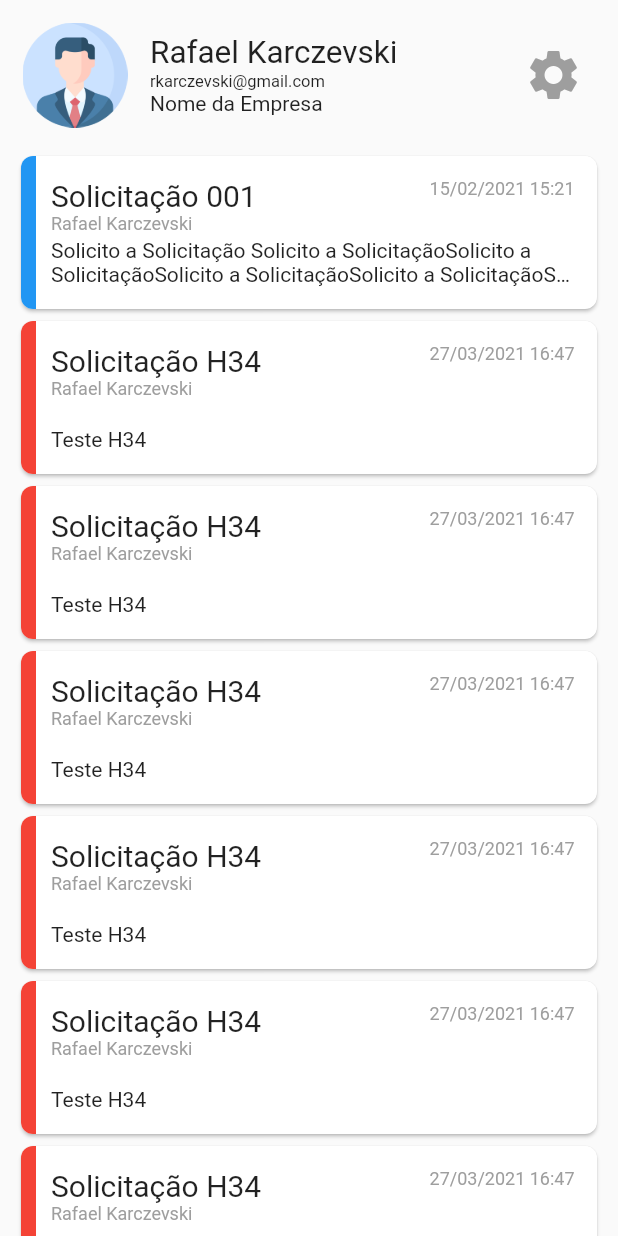
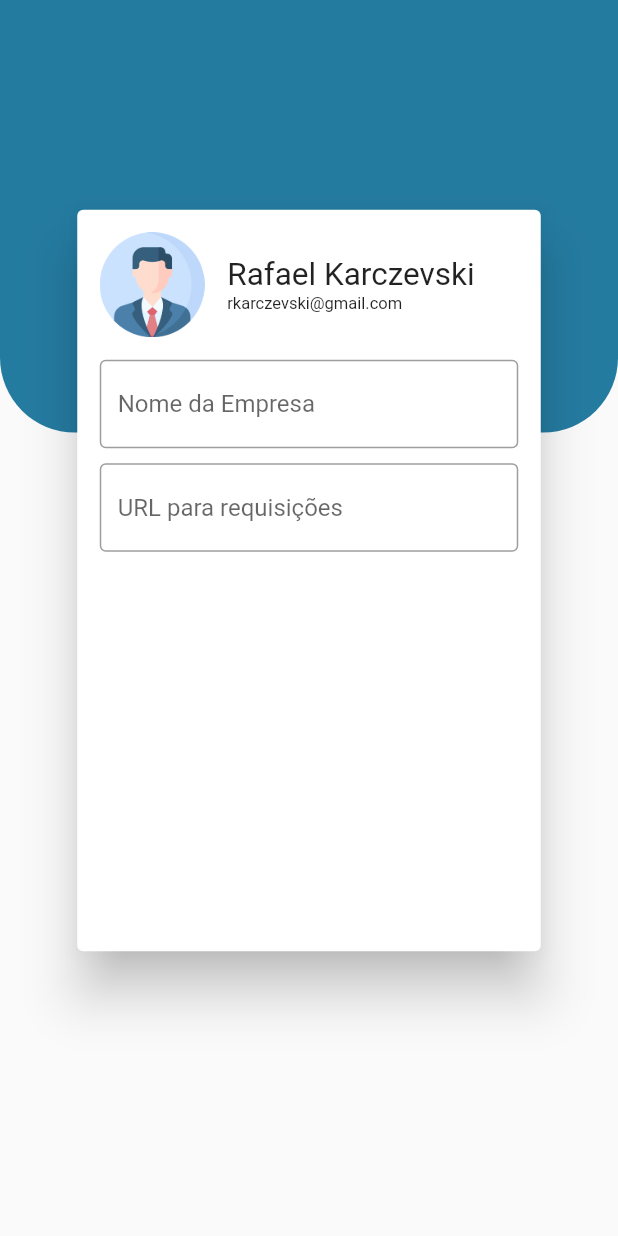
Before and after one commit to keinou/aprovik, a Flutter app: the HomePage screen opened directly, after a tap on the "settings" icon, on a phone screen of 412 x 824 dp. Run offline on Flutter 3.47's test engine with Material 2 defaults, Android fonts, the light colour scheme and no system bars; our stand-ins replace flutter_login.

Commit message:
config page and more

```diff
--- /dev/null
+++ b/lib/config.page.dart
@@ -0,0 +1,100 @@
+import 'package:flutter/material.dart';
+import 'package:flutter/services.dart';
+
+class ConfigPage extends StatefulWidget {
+  ConfigPage({Key key}) : super(key: key);
+
+  @override
+  _ConfigPageState createState() => _ConfigPageState();
+}
+
+class _ConfigPageState extends State<ConfigPage> {
+  @override
+  void initState() {
+    super.initState();
+  }
+
+  /*
+  IconButton(
+              onPressed: () {
+                Navigator.of(context).pop();
+              },
+              icon: Icon(Icons.arrow_back)),
+  */
+
+  @override
+  Widget build(BuildContext context) {
+    return Scaffold(
+        body: SafeArea(
+      child: Stack(
+        children: [
+          Container(
+            width: MediaQuery.of(context).size.width,
+            height: MediaQuery.of(context).size.height * 0.35,
+            decoration: BoxDecoration(
+                color: Color(0xFF247BA0),
+                borderRadius: BorderRadius.only(
+                    bottomLeft: Radius.circular(50),
+                    bottomRight: Radius.circular(50))),
+          ),
+          Center(
+            child: Card(
+              margin: EdgeInsets.only(bottom: 50),
+              elevation: 15,
+              child: Container(
+                padding: const EdgeInsets.all(15),
+                width: MediaQuery.of(context).size.width * 0.75,
+                height: MediaQuery.of(context).size.height * 0.6,
+                child: Column(
+                  children: [
+                    Container(
+                      padding: const EdgeInsets.only(bottom: 15),
+                      child: Row(
+                        children: [
+                          Image.asset(
+                            "assets/profile.png",
+                            width: 70,
+                          ),
+                          SizedBox(
+                            width: 15,
+                          ),
+                          Column(
+                            mainAxisAlignment: MainAxisAlignment.start,
+                            crossAxisAlignment: CrossAxisAlignment.start,
+                            children: [
+                              Text(
+                                "Rafael Karczevski",
+                                style: TextStyle(fontSize: 21),
+                              ),
+                              Text(
+                                "rkarczevski@gmail.com",
+                                style: TextStyle(fontSize: 11),
+                              )
+                            ],
+                          ),
+                        ],
+                      ),
+                    ),
+                    TextField(
+                      decoration: InputDecoration(
+                          border: OutlineInputBorder(),
+                          hintText: 'Nome da Empresa'),
+                    ),
+                    SizedBox(
+                      height: 10,
+                    ),
+                    TextField(
+                      decoration: InputDecoration(
+                          border: OutlineInputBorder(),
+                          hintText: 'URL para requisições'),
+                    ),
+                  ],
+                ),
+              ),
+            ),
+          )
+        ],
+      ),
+    ));
+  }
+}
--- a/lib/home.page.dart
+++ b/lib/home.page.dart
@@ -1,4 +1,5 @@
-import 'package:aprovik/liberacao.mode.dart';
+import 'package:aprovik/config.page.dart';
+import 'package:aprovik/liberacao.model.dart';
 import 'package:flutter/material.dart';
 
 class HomePage extends StatefulWidget {
@@ -110,7 +111,9 @@ class _HomePageState extends State<HomePage> {
                       iconSize: 40,
                       color: Colors.grey,
                       onPressed: () {
-                        print("foi pra config");
+                        Navigator.of(context).push(MaterialPageRoute(
+                          builder: (context) => ConfigPage(),
+                        ));
                       },
                       icon: Icon(Icons.settings)),
                 )
--- a/lib/liberacao.mode.dart
+++ b/lib/liberacao.model.dart
@@ -7,15 +7,16 @@ class Liberac {
   String solicitante;
   String data;
   String hora;
+  List<ItLiberac> itens;
 
-  Liberac({
-    this.status,
-    this.titulo,
-    this.descricao,
-    this.solicitante,
-    this.data,
-    this.hora,
-  });
+  Liberac(
+      {this.status,
+      this.titulo,
+      this.descricao,
+      this.solicitante,
+      this.data,
+      this.hora,
+      this.itens});
 
   Color getColorStatus() {
     if (status == 1) {
@@ -24,3 +25,10 @@ class Liberac {
     return Colors.red;
   }
 }
+
+class ItLiberac {
+  String descricao;
+  bool hValue;
+  int quantidade;
+  double valor;
+}
```
Also changed, not shown: 1 other file.
